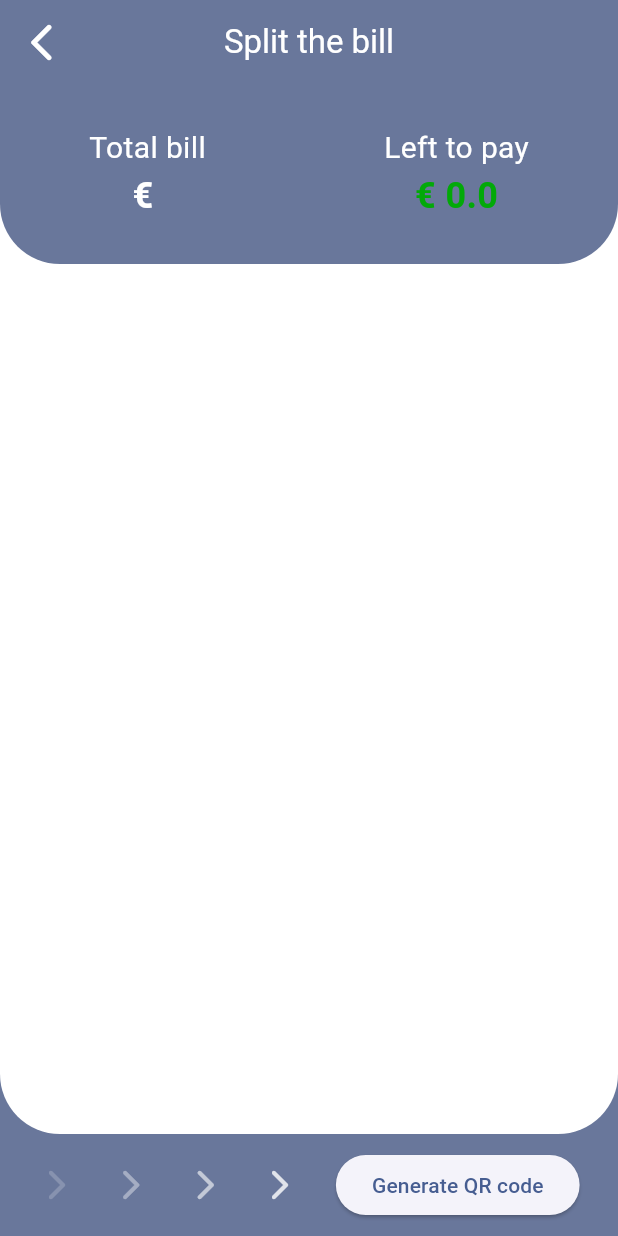
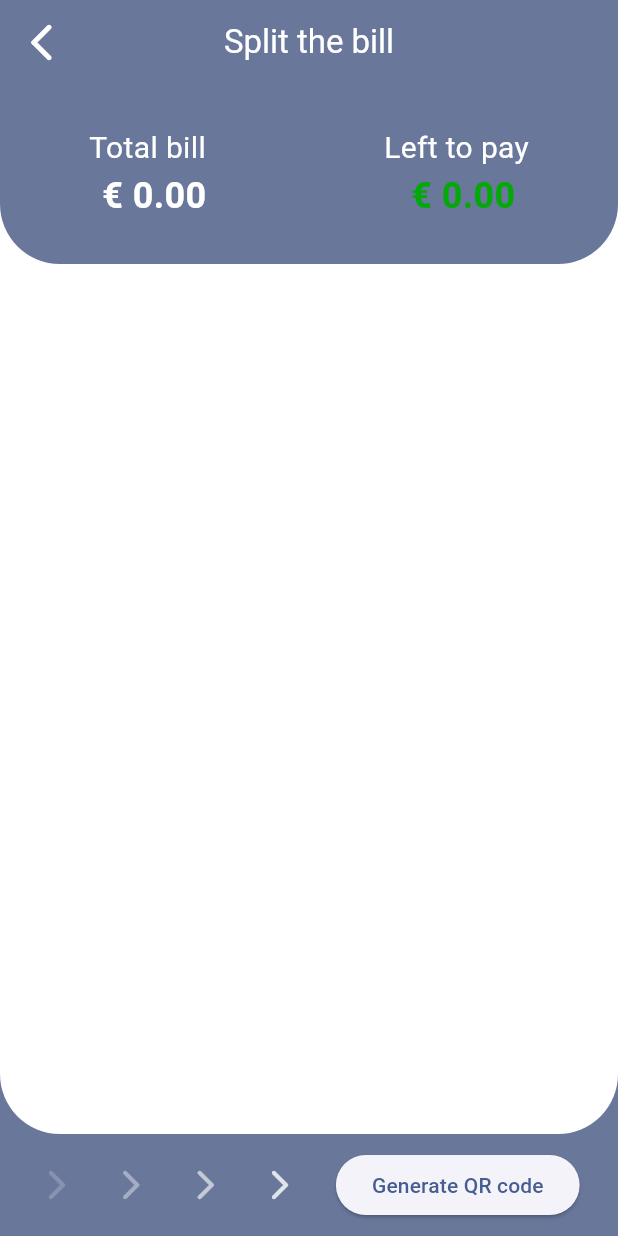
Before and after one commit to TOB-BA/split_a_bill, a Flutter app: the SplitPage screen opened directly with empty values, on a phone screen of 412 x 824 dp. Run offline on Flutter 3.47's test engine with Material 2 defaults, Android fonts, the phone set to English and light mode, and no system bars; our stand-ins replace fl_chart, google_fonts, qr_flutter.

Commit message:
code refactoring

```diff
--- a/lib/common_widgets/split_page_header_widget.dart
+++ b/lib/common_widgets/split_page_header_widget.dart
@@ -4,7 +4,7 @@ import 'package:flutter/material.dart';
 
 class SplitPageHeader extends StatelessWidget {
   final List<User> users;
-  final String totalBill;
+  final double totalBill;
   final double leftToPay;
 
   const SplitPageHeader(
@@ -28,12 +28,11 @@ class SplitPageHeader extends StatelessWidget {
                 bottomRight: Radius.circular(40),
               ),
             ),
-            child: Row(
-              crossAxisAlignment: CrossAxisAlignment.center,
-              mainAxisAlignment: MainAxisAlignment.spaceAround,
+            child: Column(
+              mainAxisAlignment: MainAxisAlignment.center,
               children: [
-                Column(
-                  mainAxisAlignment: MainAxisAlignment.center,
+                Row(
+                  mainAxisAlignment: MainAxisAlignment.spaceAround,
                   children: [
                     const Text(
                       "Total bill",
@@ -42,17 +41,47 @@ class SplitPageHeader extends StatelessWidget {
                         color: Colors.white,
                       ),
                     ),
-                    Text(
-                      "€ $totalBill",
-                      style: const TextStyle(
-                        color: Colors.white,
-                        fontSize: 24,
-                        fontWeight: FontWeight.bold,
+                    const Text(
+                      "Left to pay",
+                      style: TextStyle(fontSize: 20, color: Colors.white),
+                    ),
+                  ],
+                ),
+                Row(
+                  mainAxisAlignment: MainAxisAlignment.spaceAround,
+                  children: [
+                    Expanded(
+                      child: Text(
+                        "€ ${totalBill.toStringAsFixed(2)}",
+                        softWrap: false,
+                        maxLines: 2,
+                        textAlign: TextAlign.center,
+                        overflow: TextOverflow.ellipsis,
+                        style: const TextStyle(
+                          color: Colors.white,
+                          fontSize: 24,
+                          fontWeight: FontWeight.bold,
+                        ),
+                      ),
+                    ),
+                    Expanded(
+                      child: Text(
+                        "€ ${leftToPay.toStringAsFixed(2)}",
+                        softWrap: false,
+                        maxLines: 2,
+                        textAlign: TextAlign.center,
+                        overflow: TextOverflow.ellipsis,
+                        style: TextStyle(
+                          fontSize: 24,
+                          fontWeight: FontWeight.bold,
+                          color: leftToPay > 0
+                              ? ColorsLibrary.appRed
+                              : ColorsLibrary.appGreen,
+                        ),
                       ),
                     ),
                   ],
                 ),
-                leftBill(leftToPay),
               ],
             ),
           ),
@@ -60,44 +89,4 @@ class SplitPageHeader extends StatelessWidget {
       ],
     );
   }
-
-  Widget leftBill(leftToPay1) {
-    if (leftToPay1 > 0) {
-      return Column(
-        mainAxisAlignment: MainAxisAlignment.center,
-        children: [
-          const Text(
-            "Left to pay",
-            style: TextStyle(fontSize: 20, color: Colors.white),
-          ),
-          Text(
-            "€ $leftToPay1",
-            style: const TextStyle(
-                fontSize: 24,
-                fontWeight: FontWeight.bold,
-                color: ColorsLibrary.appRed),
-          ),
-        ],
-      );
-    }
-    return Column(
-      mainAxisAlignment: MainAxisAlignment.center,
-      children: [
-        const Text(
-          "Left to pay",
-          style: TextStyle(
-            fontSize: 20,
-            color: Colors.white,
-          ),
-        ),
-        Text(
-          "€ $leftToPay1",
-          style: const TextStyle(
-              fontSize: 24,
-              fontWeight: FontWeight.bold,
-              color: ColorsLibrary.appGreen),
-        ),
-      ],
-    );
-  }
 }
--- a/lib/models/user.dart
+++ b/lib/models/user.dart
@@ -5,7 +5,6 @@ class User {
   String name;
   double priceToPay;
   double sliderValue;
-  double maxSliderValue;
   Color color;
   bool isNameInEditMode;
 
@@ -14,7 +13,6 @@ class User {
       required this.name,
       required this.priceToPay,
       required this.sliderValue,
-      required this.maxSliderValue,
       required this.color,
       required this.isNameInEditMode});
 }
--- a/lib/pages/home_page.dart
+++ b/lib/pages/home_page.dart
@@ -100,7 +100,7 @@ class _MyHomePageState extends State<MyHomePage> {
 
     Navigator.of(context).push(
       MaterialPageRoute(
-        builder: (context) => SplitPage(personsNumber, price),
+        builder: (context) => SplitPage(personsNumber, double.parse(price)),
       ),
     );
   }
--- a/lib/pages/split_page.dart
+++ b/lib/pages/split_page.dart
@@ -12,7 +12,7 @@ class SplitPage extends StatefulWidget {
   const SplitPage(this.numberOfPersons, this.price, {super.key});
 
   final int numberOfPersons;
-  final String price;
+  final double price;
 
   @override
   State<SplitPage> createState() => _SplitPageState();
@@ -20,7 +20,7 @@ class SplitPage extends StatefulWidget {
 
 class _SplitPageState extends State<SplitPage> {
   List<User> users = [];
-  String totalBill = "";
+  double totalBill = 0.0;
   int touchedIndex = -1;
   double leftToPay = 0.0;
 
@@ -28,14 +28,13 @@ class _SplitPageState extends State<SplitPage> {
   void initState() {
     super.initState();
     totalBill = widget.price;
-    leftToPay = double.parse(widget.price);
+    leftToPay = widget.price;
     for (int i = 0; i < widget.numberOfPersons; i++) {
       users.add(User(
         id: i,
         name: "User ${i + 1}",
         priceToPay: 0,
         sliderValue: 0.0,
-        maxSliderValue: 100,
         color: Color((math.Random().nextDouble() * 0xFFFFFF).toInt())
             .withOpacity(1.0),
         isNameInEditMode: false,
@@ -62,15 +61,13 @@ class _SplitPageState extends State<SplitPage> {
         calculatedPrice = calculatedPrice + user.priceToPay;
       }
 
-      leftToPay = double.parse(
-          (double.parse(widget.price) - calculatedPrice).toStringAsFixed(2));
+      leftToPay = widget.price - calculatedPrice;
     });
   }
 
   void onDragEnd(double sliderValue, int id) {
     setState(() {
       var userOnWhichSliderIsChanged = findUserById(id);
-      calculateLeftToPay(users);
 
       double allPercentages = 0;
       var restOfUsers = users.where((user) => user.id != id);
@@ -78,11 +75,21 @@ class _SplitPageState extends State<SplitPage> {
         allPercentages = allPercentages + user.sliderValue;
       }
 
-      if (allPercentages + sliderValue <= 100) {
+      if (allPercentages + sliderValue <= 100 && allPercentages <= 100) {
         userOnWhichSliderIsChanged.sliderValue = sliderValue;
-        double priceConvertedToDouble = double.parse(widget.price);
-        userOnWhichSliderIsChanged.priceToPay = double.parse(
-            (priceConvertedToDouble * (sliderValue / 100)).toStringAsFixed(2));
+        userOnWhichSliderIsChanged.priceToPay =
+            widget.price * (sliderValue / 100);
+
+        calculateLeftToPay(users);
+      } else if (allPercentages < 100 && allPercentages + sliderValue > 100) {
+        var newSliderValue = 100 - allPercentages;
+
+        userOnWhichSliderIsChanged.sliderValue = newSliderValue;
+        userOnWhichSliderIsChanged.priceToPay =
+            widget.price * (newSliderValue / 100);
+
+        calculateLeftToPay(users);
+        return;
       }
     });
   }
```
